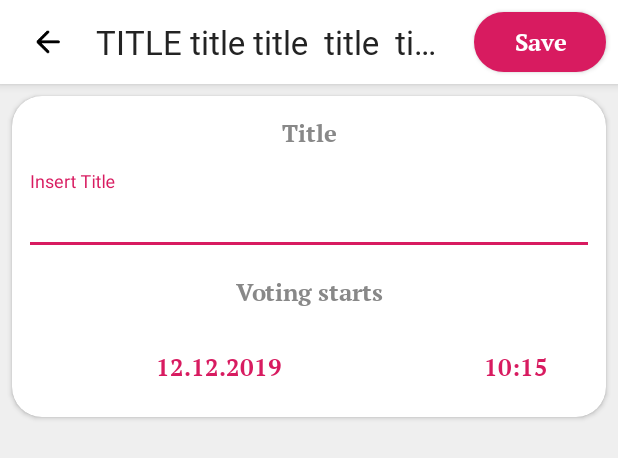
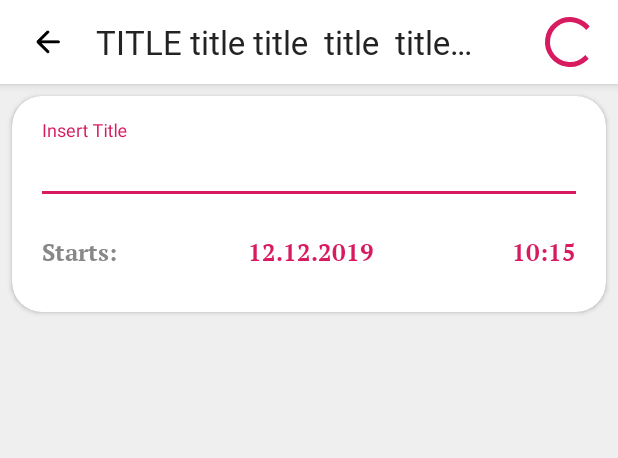
Before and after one commit to hothf/rgreed-app, an Android app: the layout fragment_neweditsuggestion.xml on its own in the app's theme, with its tools: preview values and no code run, on a phone screen of 412 x 824 dp. Shown: the top 458 px of the screen. Run offline under Robolectric (Android 15) with nearby library versions, the phone set to English and light mode, and no system bars.

Commit message:
Improve ui on edits

```diff
--- a/app/src/main/res/layout/fragment_neweditconsensus.xml
+++ b/app/src/main/res/layout/fragment_neweditconsensus.xml
@@ -76,6 +76,7 @@
                             android:layout_width="wrap_content"
                             android:layout_height="match_parent"
                             tools:visibility="gone"
+                            android:layout_margin="@dimen/default_8"
                             android:visibility="@{viewModel.loadingVisibility}" />
 
                     </LinearLayout>
@@ -137,7 +138,6 @@
                             app:addTextChangedListener="@{viewModel.getDescriptionChangedListener}"
                             app:setSelection="@{viewModel.descriptionSelection}" />
                     </com.google.android.material.textfield.TextInputLayout>
-
 
                     <RelativeLayout
                         android:layout_width="match_parent"
--- a/app/src/main/res/layout/fragment_neweditsuggestion.xml
+++ b/app/src/main/res/layout/fragment_neweditsuggestion.xml
@@ -69,13 +69,15 @@
                             android:layout_margin="@dimen/default_8"
                             android:onClick="@{(v) -> viewModel.onSave(v)}"
                             android:text="@{viewModel.saveText}"
+                            tools:visibility="gone"
                             android:visibility="@{viewModel.buttonVisibility}"
                             tools:text="Save" />
 
                         <ProgressBar
                             android:layout_width="wrap_content"
                             android:layout_height="match_parent"
-                            tools:visibility="gone"
+                            android:layout_margin="@dimen/default_8"
+                            tools:visibility="visible"
                             android:visibility="@{viewModel.loadingVisibility}" />
 
                     </LinearLayout>
@@ -94,30 +96,20 @@
                 android:id="@+id/topCard"
                 android:layout_width="match_parent"
                 android:layout_height="wrap_content"
-                android:layout_marginStart="8dp"
-                android:layout_marginTop="8dp"
-                android:layout_marginEnd="8dp"
+                android:layout_margin="@dimen/default_8"
                 app:cardBackgroundColor="@color/defaultBackgroundPrimary"
                 app:cardCornerRadius="@dimen/default_corner_radius">
 
                 <LinearLayout
                     android:layout_width="match_parent"
                     android:layout_height="wrap_content"
+                    android:layout_margin="@dimen/default_16"
                     android:orientation="vertical">
-
-                    <TextView
-                        style="@style/defaultText.Bold"
-                        android:layout_width="match_parent"
-                        android:layout_height="50dp"
-                        android:gravity="center"
-                        android:text="@string/suggestions_newedit_details" />
 
                     <com.google.android.material.textfield.TextInputLayout
                         android:layout_width="match_parent"
                         android:layout_height="wrap_content"
-                        android:layout_marginStart="8dp"
-                        android:hint="@string/suggestions_newedit_title_hint"
-                        android:layout_marginEnd="8dp">
+                        android:hint="@string/suggestions_newedit_title_hint">
 
                         <com.google.android.material.textfield.TextInputEditText
                             android:id="@+id/lockInput"
@@ -133,24 +125,27 @@
                             app:setSelection="@{viewModel.titleSelection}" />
                     </com.google.android.material.textfield.TextInputLayout>
 
-                    <TextView
-                        style="@style/defaultText.Bold"
+                    <RelativeLayout
                         android:layout_width="match_parent"
-                        android:layout_height="50dp"
-                        android:gravity="center"
-                        android:text="@string/suggestions_newedit_votestart" />
-
-                    <LinearLayout
-                        android:layout_width="match_parent"
-                        android:layout_height="50dp"
-                        android:weightSum="1.0"
+                        android:layout_height="@dimen/default_48"
+                        android:layout_marginTop="@dimen/default_8"
                         android:orientation="horizontal">
 
                         <TextView
+                            style="@style/defaultText.Bold"
+                            android:id="@+id/voteDateInfo"
+                            android:layout_width="wrap_content"
+                            android:layout_height="match_parent"
+                            android:gravity="center_vertical"
+                            android:paddingStart="@dimen/default_4"
+                            android:text="@string/suggestions_newedit_votestart" />
+
+                        <TextView
                             style="@style/defaultText.Clickable"
-                            android:layout_width="0dp"
-                            android:layout_weight="0.7"
+                            android:layout_width="wrap_content"
                             android:layout_height="match_parent"
+                            android:layout_toStartOf="@+id/voteTime"
+                            android:layout_toEndOf="@+id/voteDateInfo"
                             android:background="@drawable/rect_button_transparent_selector"
                             android:gravity="center"
                             android:onClick="@{(v)->viewModel.onOpenDatePicker(v)}"
@@ -158,23 +153,20 @@
                             tools:text="12.12.2019" />
 
                         <TextView
+                            android:id="@+id/voteTime"
                             style="@style/defaultText.Clickable"
-                            android:layout_width="0dp"
-                            android:layout_weight="0.3"
+                            android:layout_width="wrap_content"
                             android:gravity="center"
                             android:background="@drawable/rect_button_transparent_selector"
                             android:layout_height="match_parent"
+                            android:layout_alignParentEnd="true"
                             android:onClick="@{(v)->viewModel.onOpenTimePicker(v)}"
                             android:text="@{viewModel.voteStartTime}"
+                            android:paddingStart="@dimen/default_4"
+                            android:paddingEnd="@dimen/default_4"
                             tools:text="10:15" />
 
-                    </LinearLayout>
-
-
-                    <View
-                        android:layout_width="match_parent"
-                        android:layout_height="8dp" />
-
+                    </RelativeLayout>
                 </LinearLayout>
             </androidx.cardview.widget.CardView>
         </ScrollView>
--- a/app/src/main/res/values/strings.xml
+++ b/app/src/main/res/values/strings.xml
@@ -38,8 +38,7 @@
     <string name="suggestions_action_edit">Edit</string>
     <string name="suggestions_action_delete">Delete</string>
 
-    <string name="suggestions_newedit_details">Title</string>
-    <string name="suggestions_newedit_votestart">Voting starts</string>
+    <string name="suggestions_newedit_votestart">Starts:</string>
     <string name="suggestions_newedit_title">Create new suggestion</string>
     <string name="suggestions_newedit_edit">Update suggestion</string>
     <string name="suggestions_newedit_create">Create</string>
```
